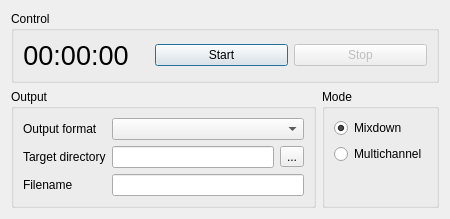
Above: src/mumble/VoiceRecorderDialog.ui from arrai/mumble-record before the change. Below: the same form after it.
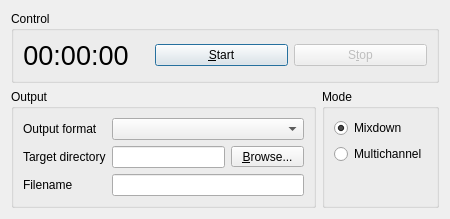
That is the form after the change. Icons and pictures are not drawn.

```diff
--- a/src/mumble/VoiceRecorderDialog.ui
+++ b/src/mumble/VoiceRecorderDialog.ui
@@ -7,7 +7,7 @@
     <x>0</x>
     <y>0</y>
     <width>450</width>
-    <height>219</height>
+    <height>212</height>
    </rect>
   </property>
   <property name="windowTitle">
@@ -17,7 +17,7 @@
    <iconset resource="mumble_tango.qrc">
     <normaloff>:/actions/media-record.svg</normaloff>:/actions/media-record.svg</iconset>
   </property>
-  <layout class="QGridLayout" name="gridLayout_2" columnstretch="5,0">
+  <layout class="QGridLayout" name="gridLayout_2">
    <item row="0" column="0" colspan="2">
     <widget class="QGroupBox" name="qgbControl">
      <property name="title">
@@ -67,7 +67,7 @@
          </sizepolicy>
         </property>
         <property name="text">
-         <string>Start</string>
+         <string>&amp;Start</string>
         </property>
        </widget>
       </item>
@@ -83,7 +83,7 @@
          </sizepolicy>
         </property>
         <property name="text">
-         <string>Stop</string>
+         <string>S&amp;top</string>
         </property>
        </widget>
       </item>
@@ -172,8 +172,20 @@
         </item>
         <item>
          <widget class="QToolButton" name="qtbTargetDirectoryBrowse">
+          <property name="sizePolicy">
+           <sizepolicy hsizetype="Minimum" vsizetype="Fixed">
+            <horstretch>0</horstretch>
+            <verstretch>0</verstretch>
+           </sizepolicy>
+          </property>
+          <property name="minimumSize">
+           <size>
+            <width>73</width>
+            <height>21</height>
+           </size>
+          </property>
           <property name="text">
-           <string>...</string>
+           <string>&amp;Browse...</string>
           </property>
          </widget>
         </item>
```
